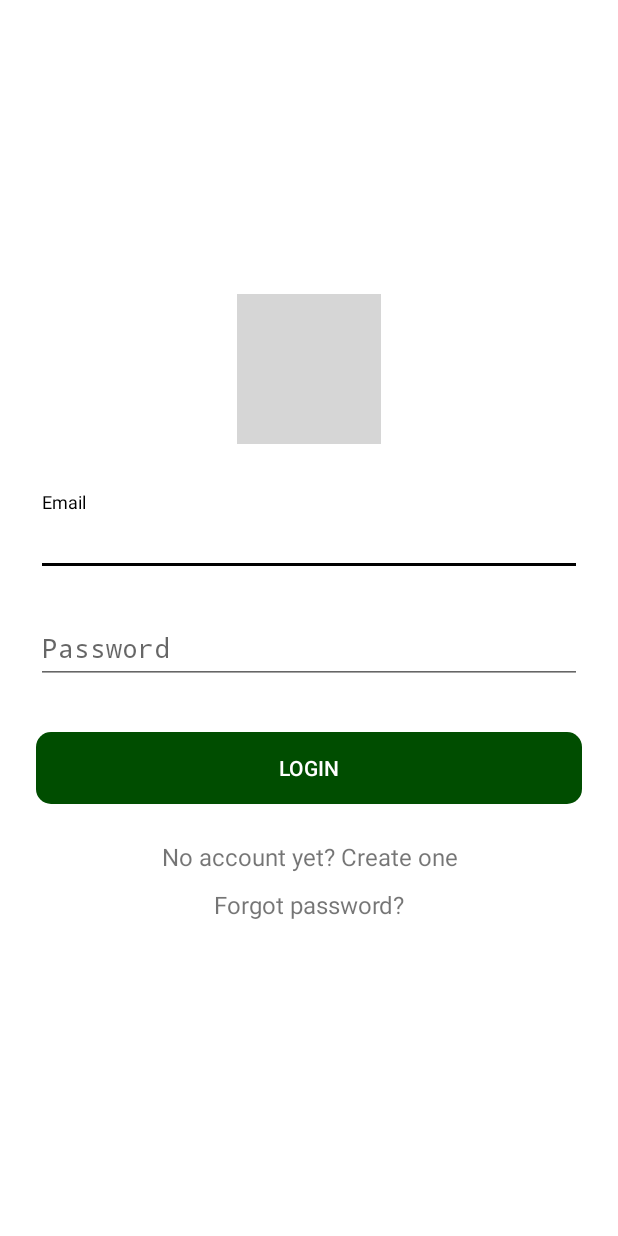
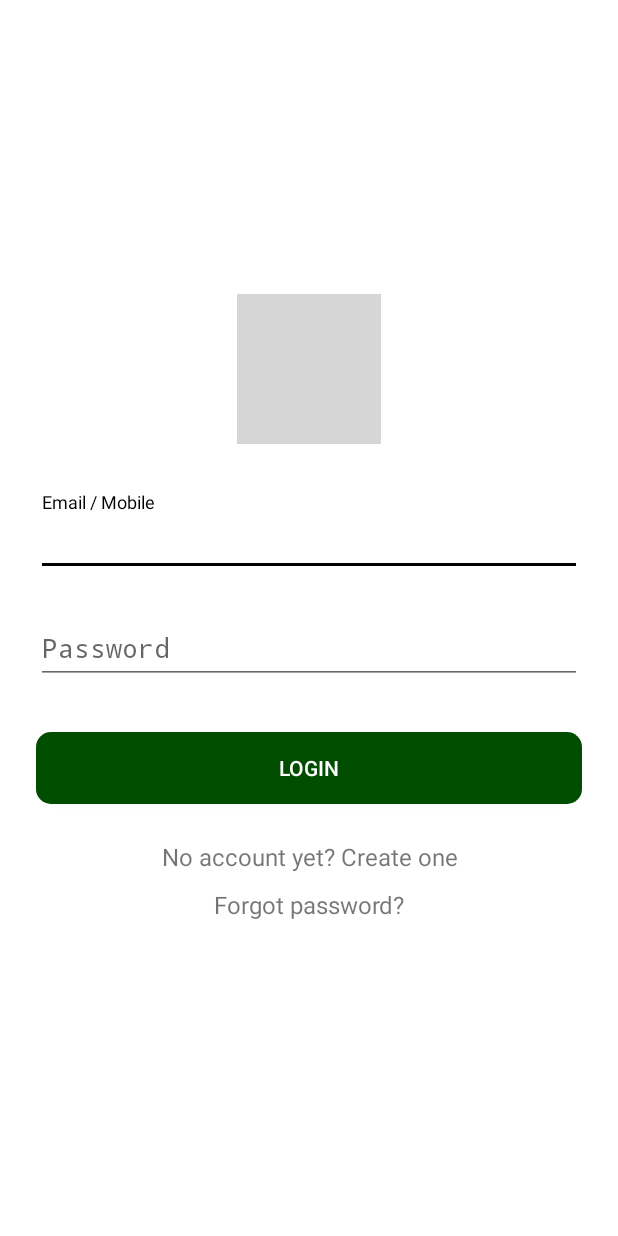
Before and after one commit to muleymahesh/shop, an Android app: the LoginActivity screen opened directly, with no data from a screen before it, on a phone screen of 412 x 824 dp. Run offline under Robolectric (Android 15) with nearby library versions, the phone set to English and light mode, and no system bars; grey boxes are pictures that could not be loaded.

```diff
--- a/app/src/main/java/com/maks/farmfresh24/LoginActivity.java
+++ b/app/src/main/java/com/maks/farmfresh24/LoginActivity.java
@@ -119,8 +119,8 @@ if(result!=null) {
             app.setFname(json.getString("fname"));
             app.setLogin(true);
 
-//            Intent mainIntent = new Intent(LoginActivity.this, MainActivity.class);
-//            LoginActivity.this.startActivity(mainIntent);
+            Intent mainIntent = new Intent(LoginActivity.this, MainActivity.class);
+            LoginActivity.this.startActivity(mainIntent);
             LoginActivity.this.finish();
 
         } else {
--- a/app/src/main/res/layout/activity_login.xml
+++ b/app/src/main/res/layout/activity_login.xml
@@ -2,24 +2,25 @@
 <ScrollView xmlns:android="http://schemas.android.com/apk/res/android"
     android:layout_width="fill_parent"
     android:layout_height="match_parent"
-    android:fitsSystemWindows="true"
-    android:background="#ffffff">
+    android:background="#ffffff"
+    android:fitsSystemWindows="true">
 
     <LinearLayout
-        android:orientation="vertical"
         android:layout_width="match_parent"
         android:layout_height="wrap_content"
+        android:layout_gravity="center"
 
+        android:background="#ffffff"
+        android:orientation="vertical"
         android:paddingLeft="24dp"
-        android:paddingRight="24dp"
-android:layout_gravity="center"
-        android:background="#ffffff">
+        android:paddingRight="24dp">
 
-        <ImageView android:src="@drawable/babyneeds"
+        <ImageView
             android:layout_width="wrap_content"
             android:layout_height="100dp"
+            android:layout_gravity="center_horizontal"
             android:layout_marginBottom="24dp"
-            android:layout_gravity="center_horizontal" />
+            android:src="@drawable/babyneeds" />
 
         <!--  Email Label -->
 
@@ -27,55 +28,61 @@ android:layout_gravity="center"
         <android.support.design.widget.TextInputLayout
             android:layout_width="match_parent"
             android:layout_height="wrap_content"
-            android:layout_marginTop="8dp"
-            android:layout_marginBottom="8dp">
-            <EditText android:id="@+id/editTextEmail"
+            android:layout_marginBottom="8dp"
+            android:layout_marginTop="8dp">
+
+            <EditText
+                android:id="@+id/editTextEmail"
                 android:layout_width="match_parent"
                 android:layout_height="wrap_content"
-                android:inputType="textEmailAddress"
-                android:hint="Email"/>
+                android:hint="Email / Mobile"
+                android:inputType="textEmailAddress" />
         </android.support.design.widget.TextInputLayout>
 
         <!--  Password Label -->
         <android.support.design.widget.TextInputLayout
             android:layout_width="match_parent"
             android:layout_height="wrap_content"
-            android:layout_marginTop="8dp"
-            android:layout_marginBottom="8dp">
-            <EditText android:id="@+id/editTextPassword"
+            android:layout_marginBottom="8dp"
+            android:layout_marginTop="8dp">
+
+            <EditText
+                android:id="@+id/editTextPassword"
                 android:layout_width="match_parent"
                 android:layout_height="wrap_content"
-                android:inputType="textPassword"
-                android:hint="Password"/>
+                android:hint="Password"
+                android:inputType="textPassword" />
         </android.support.design.widget.TextInputLayout>
 
 
         <android.support.v7.widget.AppCompatButton
             android:id="@+id/buttonRegister"
-            android:background="@drawable/btn_bg"
             android:layout_width="fill_parent"
             android:layout_height="wrap_content"
+            android:layout_marginBottom="24dp"
             android:layout_marginTop="24dp"
-            android:layout_marginBottom="24dp"
+            android:background="@drawable/btn_bg"
             android:padding="12dp"
             android:text="Login"
             android:textColor="#fff" />
 
-        <TextView android:id="@+id/link_signup"
+        <TextView
+            android:id="@+id/link_signup"
             android:layout_width="fill_parent"
             android:layout_height="wrap_content"
             android:layout_marginBottom="10dp"
+            android:gravity="center"
             android:text="No account yet? Create one"
-            android:gravity="center"
-            android:textSize="16dip"/>
+            android:textSize="16dip" />
 
-        <TextView android:id="@+id/link_forgotpass"
+        <TextView
+            android:id="@+id/link_forgotpass"
             android:layout_width="fill_parent"
             android:layout_height="wrap_content"
             android:layout_marginBottom="14dp"
+            android:gravity="center"
             android:text="Forgot password?"
-            android:gravity="center"
-            android:textSize="16dip"/>
+            android:textSize="16dip" />
 
     </LinearLayout>
 </ScrollView>
```
Also changed, not shown: app/src/main/java/com/maks/farmfresh24/PlaceOrderActivity.java (+21 -1 lines), app/src/main/java/com/maks/farmfresh24/ccavenuepayment/WebViewActivity.java (+11 -2 lines).
